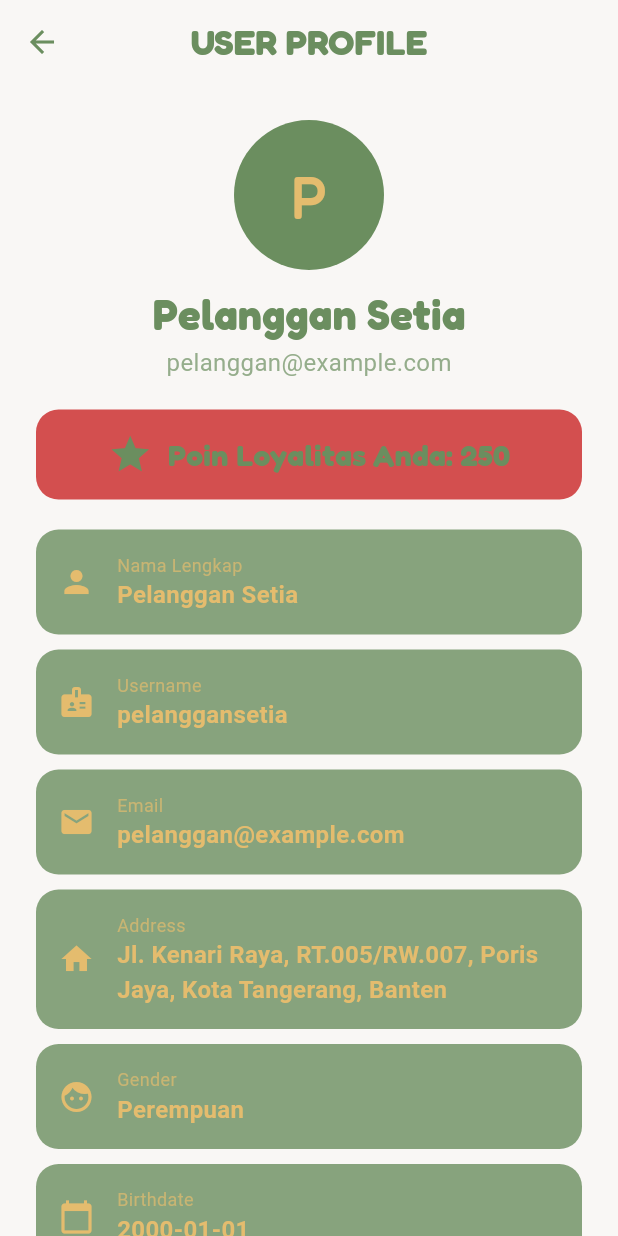
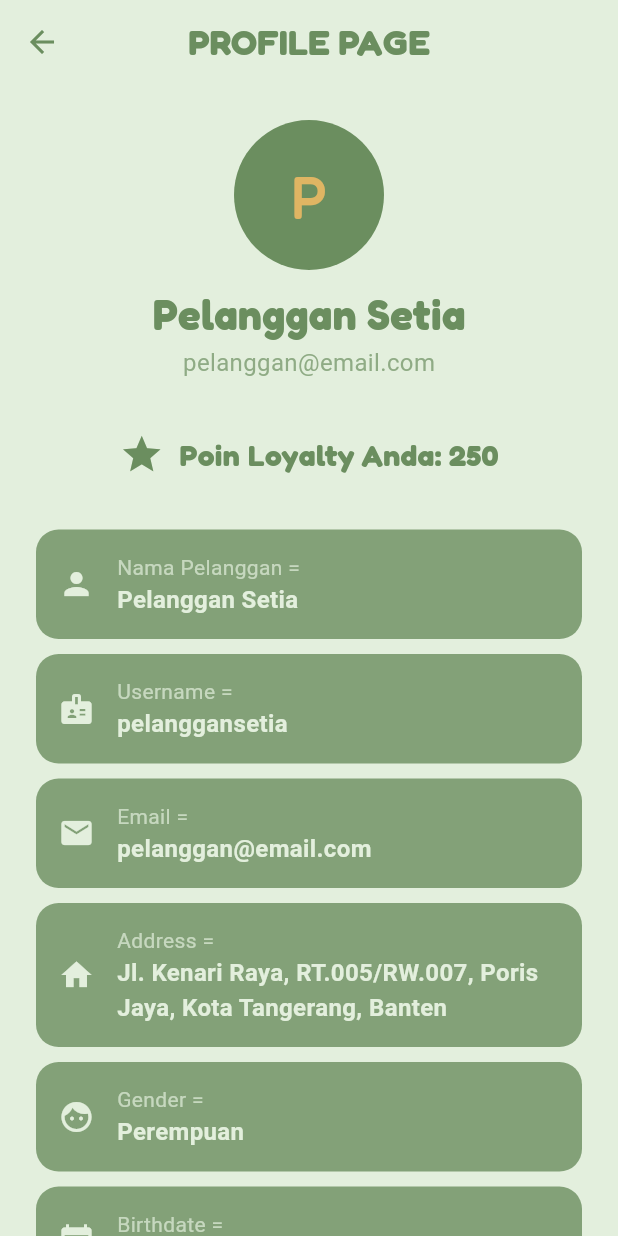
Before and after one commit to vinda-in-app/Bakery_Ordering_App_Food, a Flutter app: the ProfilePage screen opened directly, on a phone screen of 412 x 824 dp. Run offline on Flutter 3.47's test engine with Material 3 defaults, Android fonts, the phone set to English and light mode, and no system bars; our stand-ins replace geocoding, geolocator, google_fonts; Roboto replaces fonts that are missing (Didact Gothic).

Commit message:
Version for UAS

```diff
--- a/lib/Models/user_model.dart
+++ b/lib/Models/user_model.dart
@@ -313,7 +313,7 @@ final Map<String, UserModel> mockDatabase = {
   'pelanggansetia': UserModel(
     name: 'Pelanggan Setia',
     username: 'pelanggansetia',
-    email: 'pelanggan@example.com',
+    email: 'pelanggan@email.com',
     password: '123456',
     address:
     'Jl. Kenari Raya, RT.005/RW.007, Poris Jaya, Kota Tangerang, Banten',
--- a/lib/Pages/profile_page.dart
+++ b/lib/Pages/profile_page.dart
@@ -19,7 +19,7 @@ class ProfilePage extends StatelessWidget {
       ),
       child: Row(
         children: [
-          Icon(icon, color: secondaryColor, size: 24),
+          Icon(icon, color: baseColor, size: 24),
           const SizedBox(width: 15),
           Expanded(
             child: Column(
@@ -27,11 +27,11 @@ class ProfilePage extends StatelessWidget {
               children: [
                 Text(label,
                     style: GoogleFonts.didactGothic(
-                        color: secondaryColor.withOpacity(0.7),
-                        fontSize: 12)),
+                        color: baseColor.withOpacity(0.7),
+                        fontSize: 14)),
                 Text(value,
                     style: GoogleFonts.didactGothic(
-                        color: secondaryColor,
+                        color: baseColor,
                         fontSize: 16,
                         fontWeight: FontWeight.w600)),
               ],
@@ -46,7 +46,7 @@ class ProfilePage extends StatelessWidget {
   Widget build(BuildContext context) {
     return Scaffold(
       appBar: AppBar(
-          title: Text('USER PROFILE',
+          title: Text('PROFILE PAGE',
               style: GoogleFonts.fredoka(fontWeight: FontWeight.bold)),
           centerTitle: true),
       body: SingleChildScrollView(
@@ -76,7 +76,7 @@ class ProfilePage extends StatelessWidget {
             Container(
               padding: const EdgeInsets.all(15),
               decoration: BoxDecoration(
-                  color: accentColor,
+                  color: baseColor,
                   borderRadius: BorderRadius.circular(15)),
               child: Row(
                 mainAxisAlignment: MainAxisAlignment.center,
@@ -84,7 +84,7 @@ class ProfilePage extends StatelessWidget {
                   const Icon(Icons.star, color: primaryColor, size: 30),
                   const SizedBox(width: 10),
                   Text(
-                    'Poin Loyalitas Anda: ${sessionData.userPoints.toStringAsFixed(0)}',
+                    'Poin Loyalty Anda: ${sessionData.userPoints.toStringAsFixed(0)}',
                     style: GoogleFonts.fredoka(
                         fontSize: 20,
                         fontWeight: FontWeight.bold,
@@ -95,13 +95,13 @@ class ProfilePage extends StatelessWidget {
             ),
             const SizedBox(height: 20),
 
-            _buildProfileInfo('Nama Lengkap', sessionData.name, Icons.person),
-            _buildProfileInfo('Username', sessionData.username, Icons.badge),
-            _buildProfileInfo('Email', sessionData.email, Icons.email),
-            _buildProfileInfo('Address', sessionData.address, Icons.home),
-            _buildProfileInfo('Gender', sessionData.gender, Icons.face),
-            _buildProfileInfo('Birthdate', sessionData.birthdate, Icons.calendar_today),
-            _buildProfileInfo('Birthplace', sessionData.birthplace, Icons.location_city),
+            _buildProfileInfo('Nama Pelanggan =', sessionData.name, Icons.person),
+            _buildProfileInfo('Username =', sessionData.username, Icons.badge),
+            _buildProfileInfo('Email =', sessionData.email, Icons.email),
+            _buildProfileInfo('Address =', sessionData.address, Icons.home),
+            _buildProfileInfo('Gender =', sessionData.gender, Icons.face),
+            _buildProfileInfo('Birthdate =', sessionData.birthdate, Icons.calendar_today),
+            _buildProfileInfo('Birthplace =', sessionData.birthplace, Icons.location_city),
 
             const SizedBox(height: 30),
             ElevatedButton(
@@ -109,7 +109,7 @@ class ProfilePage extends StatelessWidget {
                 sessionData.clearSession(); // ✅ Tambahkan juga agar logout bersih
                 Navigator.pushNamedAndRemoveUntil(context, '/', (route) => false);
               },
-              style: ElevatedButton.styleFrom(backgroundColor: Colors.red.shade700),
+              style: ElevatedButton.styleFrom(backgroundColor: Colors.red.shade100),
               child: Text('LOG OUT', style: GoogleFonts.fredoka(fontSize: 18)),
             ),
           ],
--- a/lib/Pages/sign_in_page.dart
+++ b/lib/Pages/sign_in_page.dart
@@ -186,7 +186,7 @@ class _SignInPageState extends State<SignInPage> {
               ),
               child: DropdownButtonFormField<String>(
                 decoration: const InputDecoration(border: InputBorder.none),
-                hint: Text('Choose your Gender here! ( Dropdown Man/Women )', style: GoogleFonts.didactGothic(color: baseColor.withOpacity(0.8))),
+                hint: Text('Choose your Gender here!', style: GoogleFonts.didactGothic(color: baseColor.withOpacity(0.8))),
                 value: _selectedGender,
                 items: _genders.map((String value) {
                   return DropdownMenuItem<String>(
@@ -214,7 +214,7 @@ class _SignInPageState extends State<SignInPage> {
                   borderRadius: BorderRadius.circular(30),
                 ),
                 child: Text(
-                  '${_selectedDate.day}/${_selectedDate.month}/${_selectedDate.year} ( Date Picker )',
+                  '${_selectedDate.day}/${_selectedDate.month}/${_selectedDate.year}',
                   style: GoogleFonts.didactGothic(color: primaryColor, fontSize: 16),
                 ),
               ),
@@ -231,7 +231,7 @@ class _SignInPageState extends State<SignInPage> {
               ),
               child: DropdownButtonFormField<String>(
                 decoration: const InputDecoration(border: InputBorder.none),
-                hint: Text('Choose your Place of Birth here! ( Dropdown )', style: GoogleFonts.didactGothic(color: baseColor.withOpacity(0.8))),
+                hint: Text('Choose your Place of Birth here!', style: GoogleFonts.didactGothic(color: baseColor.withOpacity(0.8))),
                 value: _selectedBirthplace,
                 items: _birthplaces.map((String value) {
                   return DropdownMenuItem<String>(
--- a/lib/Pages/status_page.dart
+++ b/lib/Pages/status_page.dart
@@ -32,7 +32,7 @@ class OrderStatusPage extends StatelessWidget {
             crossAxisAlignment: CrossAxisAlignment.start,
             children: [
               Text(title.toUpperCase(), style: GoogleFonts.fredoka(fontSize: 18, fontWeight: FontWeight.bold, color: isActive || isCompleted ? primaryColor : primaryColor.withOpacity(0.6))),
-              Text(subtitle, style: GoogleFonts.didactGothic(fontSize: 14, color: isActive || isCompleted ? primaryColor : primaryColor.withOpacity(0.6))),
+              Text(subtitle, style: GoogleFonts.didactGothic(fontSize: 16, color: isActive || isCompleted ? primaryColor : primaryColor.withOpacity(0.6))),
               const SizedBox(height: 10),
             ],
           ),
@@ -66,8 +66,8 @@ class OrderStatusPage extends StatelessWidget {
 
             if (isReadyForPickup)
               ElevatedButton(
-                onPressed: () { ScaffoldMessenger.of(context).showSnackBar(const SnackBar(content: Text('Selamat menikmati! Pesanan ditandai selesai.'), backgroundColor: accentColor)); },
-                child: Text('SUDAH DIAMBIL', style: GoogleFonts.fredoka(fontSize: 18)),
+                onPressed: () { ScaffoldMessenger.of(context).showSnackBar(const SnackBar(content: Text('Selamat menikmati! Pesanan Anda telah diambil.'), backgroundColor: accentColor)); },
+                child: Text('SUDAH DIAMBIL', style: GoogleFonts.fredoka(fontSize: 20)),
               ),
             const SizedBox(height: 15),
             Text('Terima kasih telah berbelanja di The Cozy Oven Bakery!', textAlign: TextAlign.center, style: GoogleFonts.didactGothic(color: primaryColor)),
--- a/lib/Theme/app_theme.dart
+++ b/lib/Theme/app_theme.dart
@@ -3,9 +3,9 @@ import 'package:google_fonts/google_fonts.dart';
 
 // --- DEKLARASI KONSTANTA WARNA GLOBAL ---
 // Dideklarasikan di luar class agar bisa diakses langsung (import '...')
-const Color baseColor = Color(0xFFF9F7F5); // Krem (Latar Belakang)
+const Color baseColor = Color(0xFFE3EFDD); // Krem (Latar Belakang)
 const Color primaryColor = Color(0xFF6B8E5F); // Hijau Zaitun (Utama/Teks)
-const Color secondaryColor = Color(0xFFE4BC6E); // Emas/Kuning (Aksen Sekunder)
+const Color secondaryColor = Color(0xFFDFB563); // Emas/Kuning (Aksen Sekunder)
 const Color accentColor = Color(0xFFD34F4F); // Merah Tua (Aksen/Peringatan)
 
 // Font Fredoka untuk Judul
--- a/pubspec.yaml
+++ b/pubspec.yaml
@@ -1,5 +1,5 @@
 name: bakery_order_app
-description: "Project UTS Kelompok Semester 5 Ordering App"
+description: "Project UAS Kelompok Semester 5 Ordering App"
 publish_to: 'none'
 
 version: 1.0.0+1
@@ -11,6 +11,8 @@ dependencies:
   flutter:
     sdk: flutter
   google_fonts: ^6.0.0
+  geolocator: ^12.0.0
+  geocoding: ^2.1.6
   sqflite: ^2.2.8+4
   sqflite_common_ffi: ^2.3.2
   path: ^1.8.3
@@ -26,3 +28,5 @@ dev_dependencies:
 
 flutter:
   uses-material-design: true
+  assets:
+    - assets/background_bakery.jpg
```
Also changed, not shown: lib/DB/user_database.dart (+4 -4 lines), lib/Pages/home_page.dart (+7 -7 lines), lib/Pages/log_in_page.dart (+15 -10 lines), lib/Pages/main_wrapper.dart (+4 -4 lines), lib/Pages/menu_page.dart (+137 -63 lines), lib/Pages/order_summary_page.dart (+52 -16 lines), lib/Pages/start_page.dart (+74 -38 lines), pubspec.lock, 3 other files.
